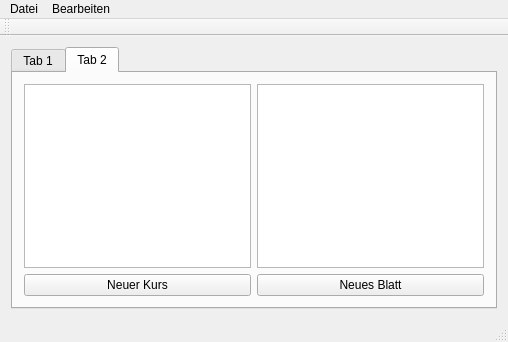
First picture: the form in mainwindow.ui, repository soekkle/Punkte, before the edit.
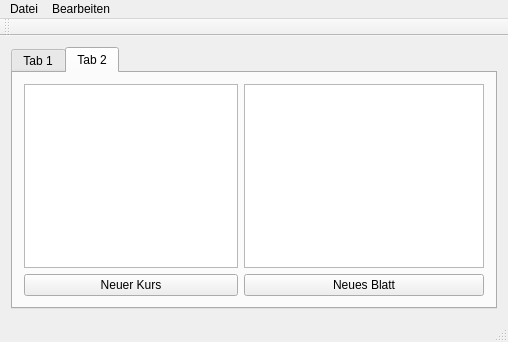
Second picture: the form after the edit.

Commit message: Ein Speichern dialog wurde hinzugefügt. Ebenfalls Wurden Eineige Funktionen überarbeitet.

Diff of the .ui file:
```diff
--- a/mainwindow.ui
+++ b/mainwindow.ui
@@ -37,10 +37,26 @@
        </attribute>
        <layout class="QGridLayout" name="gridLayout">
         <item row="0" column="1">
-         <widget class="QTableView" name="tableView"/>
+         <widget class="QTableView" name="tableView">
+          <attribute name="horizontalHeaderCascadingSectionResizes">
+           <bool>false</bool>
+          </attribute>
+          <attribute name="horizontalHeaderDefaultSectionSize">
+           <number>135</number>
+          </attribute>
+          <attribute name="horizontalHeaderStretchLastSection">
+           <bool>true</bool>
+          </attribute>
+         </widget>
         </item>
         <item row="0" column="0">
          <widget class="QListView" name="listView">
+          <property name="maximumSize">
+           <size>
+            <width>231</width>
+            <height>16777215</height>
+           </size>
+          </property>
           <property name="viewMode">
            <enum>QListView::ListMode</enum>
           </property>
```
Left out of the diff: 2 changed lines with no effect on the pictures. The commit also changes 5 other files.
